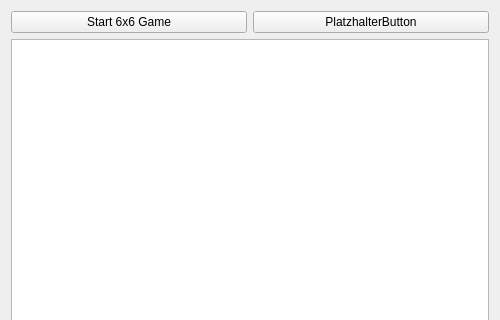
Before: the Qt Designer form mainwindow.ui in Rhagnur/BelegReversi, drawn with Qt 5; both pictures show x 0 to 500 and y 0 to 320 of the 500 by 600 pixel window.
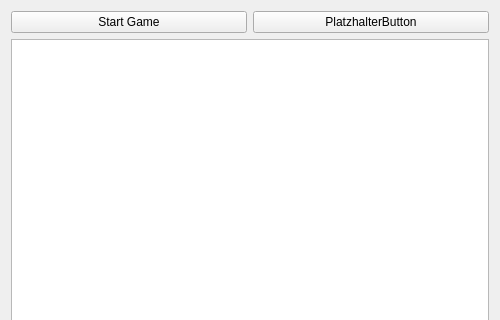
After: the same form once the commit is applied.

```diff
--- a/mainwindow.ui
+++ b/mainwindow.ui
@@ -31,7 +31,7 @@
         <item>
          <widget class="QPushButton" name="pushButton">
           <property name="text">
-           <string>Start 6x6 Game</string>
+           <string>Start Game</string>
           </property>
          </widget>
         </item>
```
